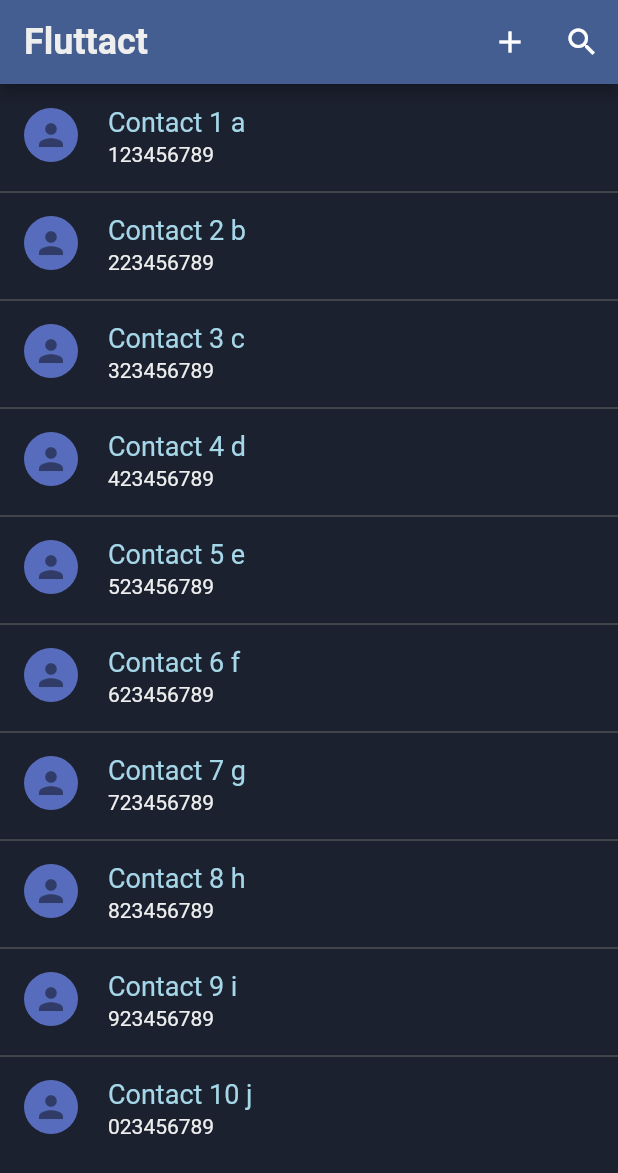
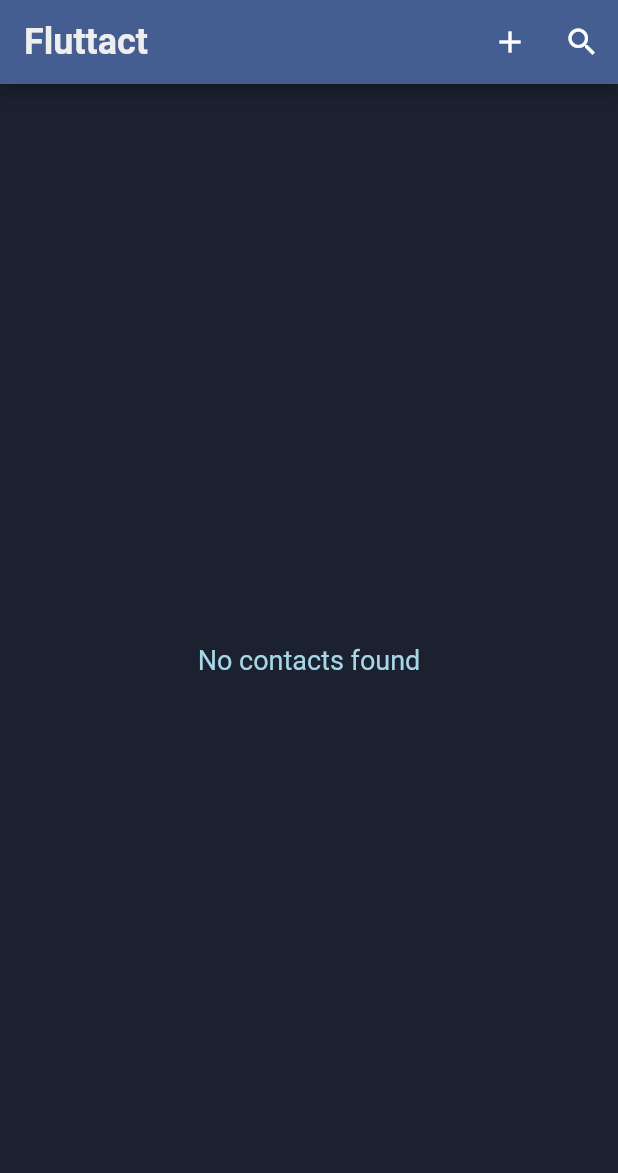
Before and after one commit to flutter-preview/Pruzny-fluttacts, a Flutter app: the screen it shows after launch, on a phone screen of 412 x 824 dp. Shown: the top 1173 px of the screen. Run offline on Flutter 3.47's test engine with Material 2 defaults, Android fonts, the phone set to English and light mode, and no system bars; our stand-ins replace hive, hive_flutter; accounts and stored records are empty.

Commit message:
Add local contact storage

```diff
--- a/lib/pages/home.dart
+++ b/lib/pages/home.dart
@@ -1,5 +1,7 @@
+import 'package:fluttacts/model/contact.dart';
 import 'package:fluttacts/pages/creation.dart';
 import 'package:flutter/material.dart';
+import 'package:hive_flutter/hive_flutter.dart';
 
 import '../constants.dart';
 
@@ -28,7 +30,7 @@ class _HomeState extends State<Home> {
                 MaterialPageRoute(
                   builder: (context) => const CreationPage(),
                 ),
-              );
+              ).then((value) => setState(() {}));
             },
           ),
           IconButton(
@@ -39,36 +41,18 @@ class _HomeState extends State<Home> {
           )
         ],
       ),
-      body: listContacts(),
+      body: listContacts()
     );
   }
 
   Widget listContacts() {
-    List contacts = [
-      'Contact 1 a',
-      'Contact 2 b',
-      'Contact 3 c',
-      'Contact 4 d',
-      'Contact 5 e',
-      'Contact 6 f',
-      'Contact 7 g',
-      'Contact 8 h',
-      'Contact 9 i',
-      'Contact 10 j',
-    ];
+    final box = Hive.box("contacts");
+    final values = box.values.toList();
+    List<Contact> contacts = [];
 
-    List numbers = [
-      '123456789',
-      '223456789',
-      '323456789',
-      '423456789',
-      '523456789',
-      '623456789',
-      '723456789',
-      '823456789',
-      '923456789',
-      '023456789',
-    ];
+    values.toList().forEach((element) {
+      contacts.add(Contact.fromMap(element));
+    });
 
     if (contacts.isEmpty) {
       return const Center(
@@ -82,6 +66,7 @@ class _HomeState extends State<Home> {
     return ListView.separated(
       itemCount: contacts.length,
       itemBuilder: (context, index) {
+        Contact contact = contacts[index];
         return ListTile(
           leading: Container(
             decoration: const BoxDecoration(
@@ -93,11 +78,11 @@ class _HomeState extends State<Home> {
             child: const Icon(Icons.person)
           ),
           title: Text(
-            contacts[index],
+            contact.name,
             style: nameStyle,
           ),
           subtitle: Text(
-            numbers[index],
+            contact.phone,
             style: phoneStyle,
           ),
           onTap: () {
```
Also changed, not shown: lib/main.dart (+6 -1 lines), lib/pages/creation.dart (+24 -4 lines).
